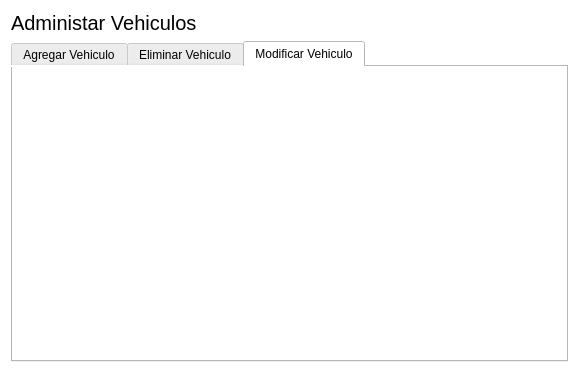
carlosvelaquez/ProyectoTBDII, file Proyecto/adminvehiculo.ui: the form before one commit.
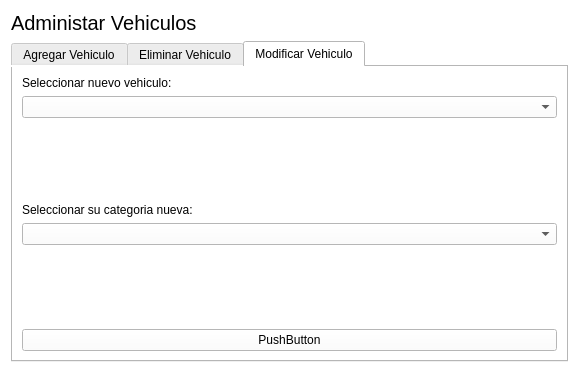
The form after the commit. The open tabs and pages were chosen to show the change.

What changed in the file:
```diff
--- a/Proyecto/adminvehiculo.ui
+++ b/Proyecto/adminvehiculo.ui
@@ -112,6 +112,61 @@
       <attribute name="title">
        <string>Modificar Vehiculo</string>
       </attribute>
+      <layout class="QVBoxLayout" name="verticalLayout_4">
+       <item>
+        <widget class="QLabel" name="label_4">
+         <property name="text">
+          <string>Seleccionar nuevo vehiculo:</string>
+         </property>
+        </widget>
+       </item>
+       <item>
+        <widget class="QComboBox" name="comboBoxVehiculoModificar"/>
+       </item>
+       <item>
+        <spacer name="verticalSpacer_3">
+         <property name="orientation">
+          <enum>Qt::Vertical</enum>
+         </property>
+         <property name="sizeHint" stdset="0">
+          <size>
+           <width>20</width>
+           <height>40</height>
+          </size>
+         </property>
+        </spacer>
+       </item>
+       <item>
+        <widget class="QLabel" name="label_5">
+         <property name="text">
+          <string>Seleccionar su categoria nueva:</string>
+         </property>
+        </widget>
+       </item>
+       <item>
+        <widget class="QComboBox" name="comboBoxCategoriaVehiculoModificar"/>
+       </item>
+       <item>
+        <spacer name="verticalSpacer_4">
+         <property name="orientation">
+          <enum>Qt::Vertical</enum>
+         </property>
+         <property name="sizeHint" stdset="0">
+          <size>
+           <width>20</width>
+           <height>40</height>
+          </size>
+         </property>
+        </spacer>
+       </item>
+       <item>
+        <widget class="QPushButton" name="pushButtonModificarVehiculo">
+         <property name="text">
+          <string>PushButton</string>
+         </property>
+        </widget>
+       </item>
+      </layout>
      </widget>
     </widget>
    </item>
```
Left out of the diff: 2 changed lines with no effect on the pictures.
